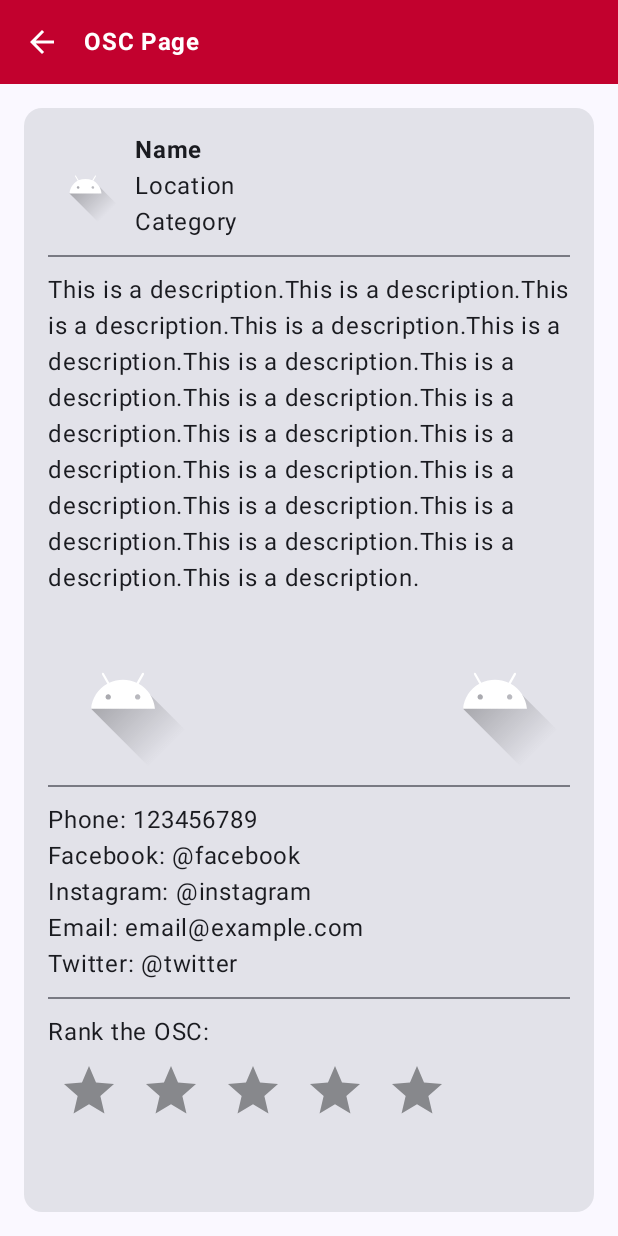
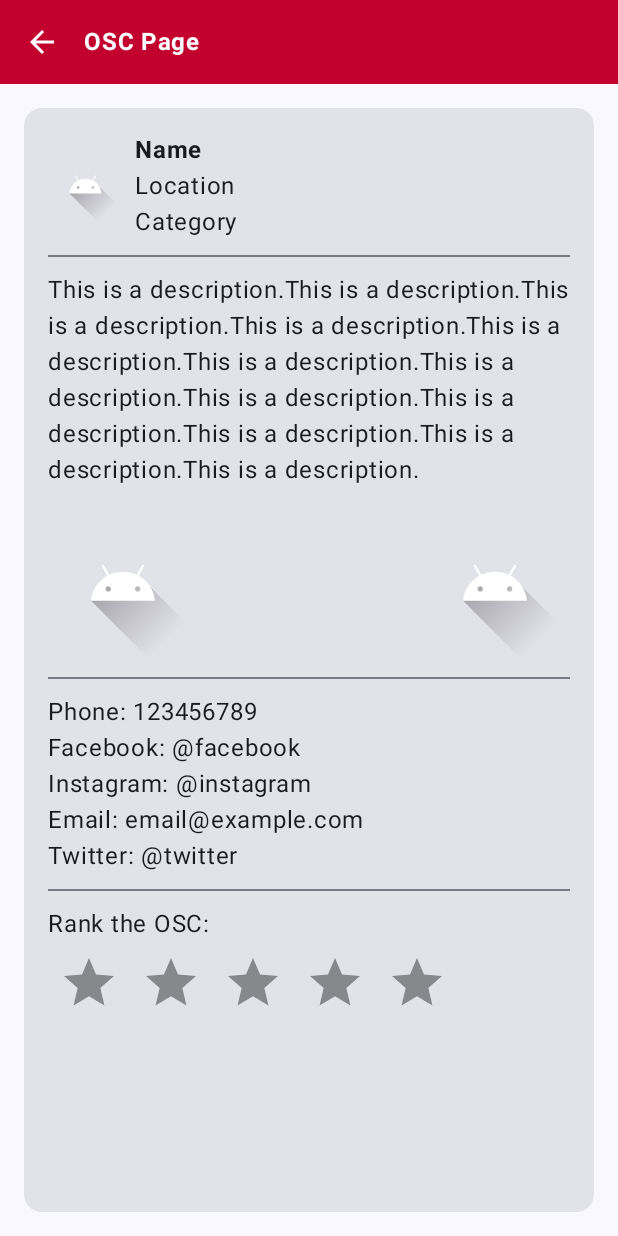
Before and after one commit to SantiagoMtz25/FRISA-EQUIPO4, an Android app built with Jetpack Compose: the OSCPage screen opened through its navigation route, on a phone screen of 412 x 824 dp. Run offline under Robolectric (Android 15) with nearby library versions, the phone set to English and light mode, and no system bars.

Commit message:
folders model, service, dataStore, and util.constants created little updates on osc page with scrollability and login page create account button

```diff
--- a/app/src/main/java/com/example/loginpagetest/screens/loginpage/LoginPage.kt
+++ b/app/src/main/java/com/example/loginpagetest/screens/loginpage/LoginPage.kt
@@ -165,7 +165,7 @@ fun mainLoginPage(navController: NavHostController) {
                     Text("Login")
                 }
             }
-            Spacer(modifier = Modifier.width(16.dp))
+            Spacer(modifier = Modifier.width(14.dp))
             MaterialTheme(
                 colorScheme = MaterialTheme.colorScheme.copy(primary = customRed, onPrimary = Color.White)
             ) {
@@ -174,7 +174,7 @@ fun mainLoginPage(navController: NavHostController) {
                         // Navigate to create_account
                         navController.navigate("create_account")
                     },
-                    modifier = Modifier.width(145.dp)
+                    modifier = Modifier.width(165.dp)
                 ) {
                     Text("Create Account")
                 }
--- a/app/src/main/java/com/example/loginpagetest/screens/oscpage/OSCPage.kt
+++ b/app/src/main/java/com/example/loginpagetest/screens/oscpage/OSCPage.kt
@@ -11,7 +11,10 @@ import androidx.compose.foundation.Image
 import androidx.compose.foundation.border
 import androidx.compose.foundation.clickable
 import androidx.compose.foundation.layout.*
+import androidx.compose.foundation.lazy.LazyColumn
+import androidx.compose.foundation.rememberScrollState
 import androidx.compose.foundation.shape.CircleShape
+import androidx.compose.foundation.verticalScroll
 import androidx.compose.material.icons.Icons
 import androidx.compose.material.icons.filled.Star
 import androidx.compose.material3.Button
@@ -60,6 +63,7 @@ fun OSCPage(content: NavHostController) {
                 modifier = Modifier
                     .fillMaxSize()
                     .padding(16.dp)
+                    .verticalScroll(rememberScrollState())
             ) {
                 // Top section with photo and texts
                 Row(
@@ -91,8 +95,6 @@ fun OSCPage(content: NavHostController) {
                 // Description
                 Text(
                     text = "This is a description.This is a description.This is a description." +
-                            "This is a description.This is a description.This is a description." +
-                            "This is a description.This is a description.This is a description." +
                             "This is a description.This is a description.This is a description." +
                             "This is a description.This is a description.This is a description." +
                             "This is a description.This is a description.This is a description.",
```
